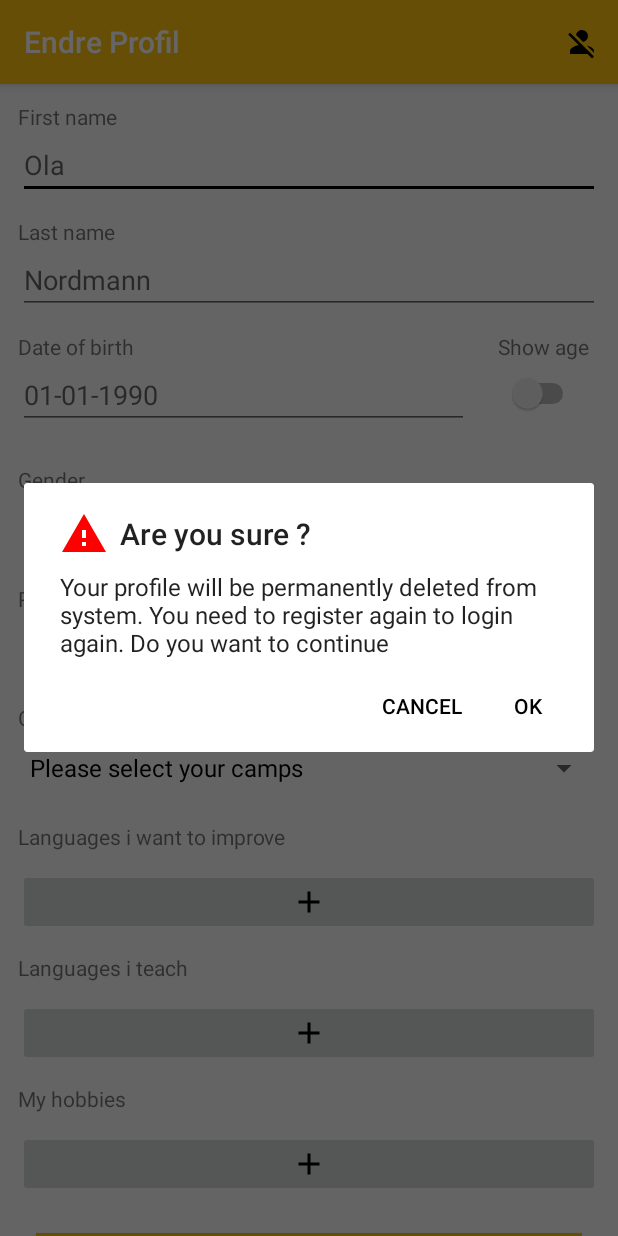
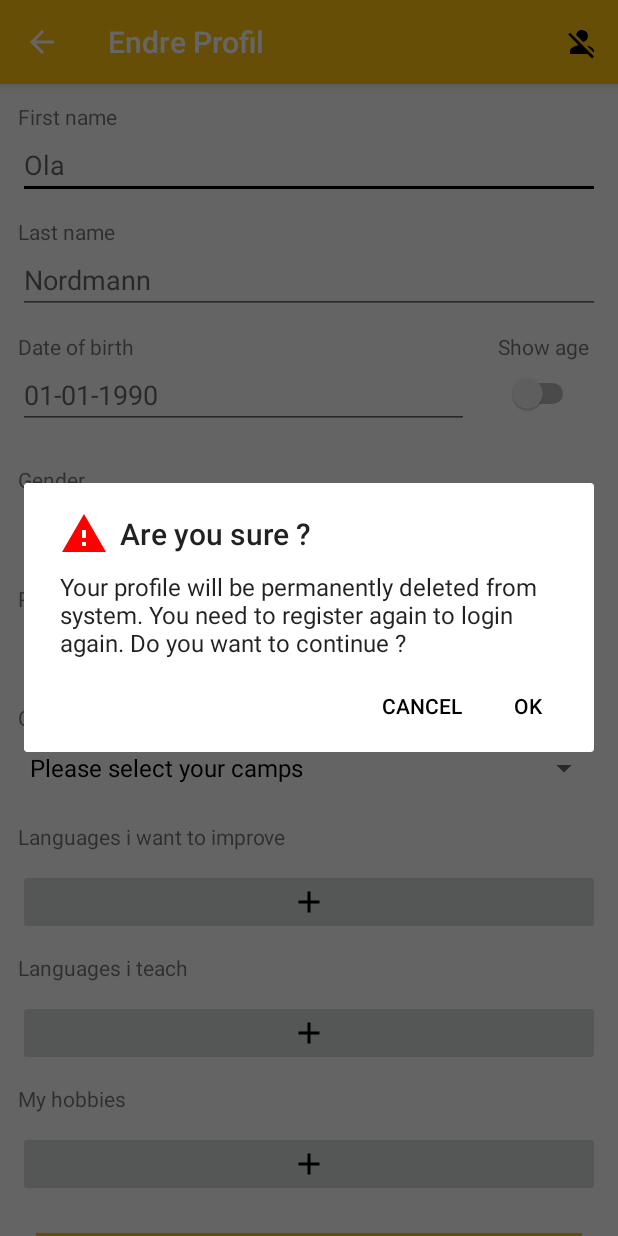
Before and after one commit to MeetAtOslomet/meet-android, an Android app: the ActivityMyProfile screen opened directly, with no data from a screen before it, after a tap on "Slett Profil", on a phone screen of 412 x 824 dp. Run offline under Robolectric (Android 15) with nearby library versions, the phone set to English and light mode, and no system bars; 5 statements that could not run were skipped.

Commit message:
Added back button on Edit profile with changed in strings

```diff
--- a/app/src/main/java/no/oslomet/meet/ActivityMyProfile.java
+++ b/app/src/main/java/no/oslomet/meet/ActivityMyProfile.java
@@ -6,6 +6,7 @@ import android.content.DialogInterface;
 import android.content.Intent;
 import android.os.AsyncTask;
 import android.os.Bundle;
+import android.support.v7.app.ActionBar;
 import android.support.v7.app.AppCompatActivity;
 import android.support.v7.widget.Toolbar;
 import android.util.Log;
@@ -63,6 +64,11 @@ public class ActivityMyProfile extends AppCompatActivity {
         Toolbar toolbar = findViewById(R.id.toolbar);
         setSupportActionBar(toolbar);
 
+        // Showing back button on Actionbar
+        ActionBar actionBar = getSupportActionBar();
+        actionBar.setHomeButtonEnabled(true);
+        actionBar.setDisplayHomeAsUpEnabled(true);
+
 
         calendar = Calendar.getInstance(TimeZone.getDefault());
         calendar.set(1990, calendar.get(Calendar.MONTH), calendar.get(Calendar.DAY_OF_MONTH));
@@ -71,30 +77,40 @@ public class ActivityMyProfile extends AppCompatActivity {
         isNewUser = getIntent().getBooleanExtra("NewUser", false);
     }
 
+    // For adding Profile delete icon on right of the toolbar ! as menu
     @Override
     public boolean onCreateOptionsMenu(Menu menu) {
         getMenuInflater().inflate(R.menu.menu_profile_delete, menu);
         return true;
     }
 
+
+    // When the right icon ( user_delete) is clicked ! or Back button is pressed !
     @Override
     public boolean onOptionsItemSelected(MenuItem item) {
         int id = item.getItemId();
+        if (id == android.R.id.home) {
+            this.onBackPressed();
+        }
         if (id == R.id.user_delete_action) {
 
+            // Showing a Dialogbox, where a user can confirm before deleting the user permanently !
             new AlertDialog.Builder(this)
                     .setTitle(R.string.delete_profile_title)
                     .setMessage(R.string.delete_profile_desc)
                     .setIcon(R.drawable.ic_warning)
                     .setPositiveButton(android.R.string.yes, new DialogInterface.OnClickListener() {
                         public void onClick(DialogInterface dialog, int whichButton) {
+                            // If the user clicks YES / CONFIRM !
                             AsyncTask.execute(new Runnable() {
                                 @Override
                                 public void run() {
+                                    // Perform the Deletion of the user, using the current id_user
                                     final boolean result = PerformUserDelete();
                                     runOnUiThread(new Runnable() {
                                         @Override
                                         public void run() {
+                                            // If the Deleting call of API was successful !
                                             if (result) {
                                                 Toast.makeText(ActivityMyProfile.this, R.string.profile_deleted, Toast.LENGTH_SHORT).show();
                                                 Intent intent = new Intent(ActivityMyProfile.this, ActivityLaunch.class);
@@ -109,7 +125,8 @@ public class ActivityMyProfile extends AppCompatActivity {
                             });
                         }
                     })
-                    .setNegativeButton(android.R.string.no, null).show();
+                    .setNegativeButton(android.R.string.no, null) // Do nothing on NO Click
+                    .show();
             return true;
         }
 
@@ -903,14 +920,13 @@ public class ActivityMyProfile extends AppCompatActivity {
     }
 
     /***
-     * Deleting the user profile !
+     * Deleting the user profile ! Call the API delete_user using id_user as parameters !
      * @return success / failure
      */
     private boolean PerformUserDelete() {
         Api api = new Api();
         ArrayList<PostParam> pp = new ArrayList<>();
         pp.add(new PostParam("authenticationToken", new SettingsHandler().getStringSetting(ActivityMyProfile.this, R.string.preference_AuthKey)));
-        pp.add(new PostParam("id_user", String.valueOf(id_user)));
 
         ArrayList<PostParam> deleteUserPost = new ArrayList<>(pp);
         deleteUserPost.add(new PostParam("request", "delete_user"));
@@ -925,6 +941,9 @@ public class ActivityMyProfile extends AppCompatActivity {
         Log.e("API POST RESPONSE", deleteUserResponse);
         ApiDataResponse delUserApiResponse = new JsonHandler().getData(deleteUserResponse);
         if (delUserApiResponse.dataExit == 0) {
+            //NOTE::::
+            // DELETE all the stored variables if the user is deleted from system ! All local stored values should be deleted!
+            // IF there is any other local things , that needs to be deleted, then add here !!!
             new SettingsHandler().setStringSetting(ActivityMyProfile.this, R.string.preference_AuthKey, null);
             new SettingsHandler().setStringSetting(ActivityMyProfile.this, R.string.preference_username, null);
             new SettingsHandler().setStringSetting(ActivityMyProfile.this, R.string.preference_idUser, null);
--- a/app/src/main/res/values/strings.xml
+++ b/app/src/main/res/values/strings.xml
@@ -278,7 +278,7 @@
     </string>
 
     <string name="delete_profile_title">Are you sure ?</string>
-    <string name="delete_profile_desc">Your profile will be permanently deleted from system. You need to register again to login again. Do you want to continue</string>
+    <string name="delete_profile_desc">Your profile will be permanently deleted from system. You need to register again to login again. Do you want to continue ?</string>
     <string name="profile_deleted">Your profile is deleted from system.</string>
     <string name="something_went_wrong">Something went wrong, please try again later.</string>
 
```
